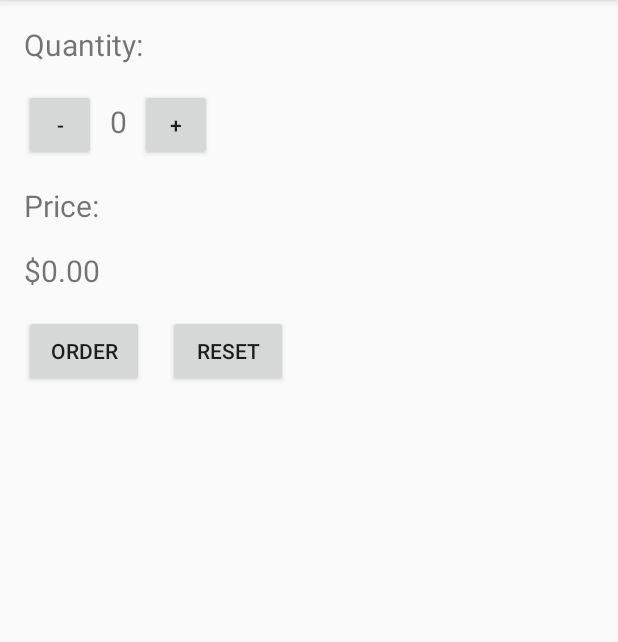
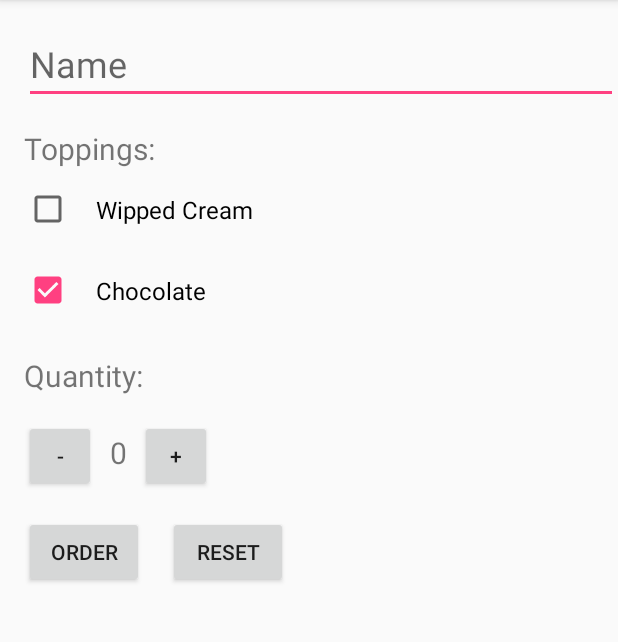
Before and after one commit to prnv28/CoffeeShop, an Android app: the screen it shows after launch (MainActivity), after a tap on "ORDER", on a phone screen of 412 x 824 dp, the part 84-726 px from its top. Run offline under Robolectric (Android 15) with nearby library versions, the phone set to English and light mode, and no system bars; 1 other tap on this screen came first.

Commit message:
app improvement commit

```diff
--- a/app/src/main/java/com/example/pranav/cofeeshop/MainActivity.java
+++ b/app/src/main/java/com/example/pranav/cofeeshop/MainActivity.java
@@ -1,9 +1,12 @@
 package com.example.pranav.cofeeshop;
 
 import android.content.Context;
+import android.content.Intent;
+import android.net.Uri;
 import android.support.v7.app.AppCompatActivity;
 import android.os.Bundle;
 import android.view.View;
+import android.widget.EditText;
 import android.widget.TextView;
 import android.widget.Toast;
 
@@ -12,6 +15,8 @@ import java.text.NumberFormat;
 public class MainActivity extends AppCompatActivity {
 
     int quantity=0;
+    boolean iswippedcream =false;
+    boolean ischocolate = false;
 
 
     @Override
@@ -20,6 +25,14 @@ public class MainActivity extends AppCompatActivity {
         setContentView(R.layout.activity_main);
     }
 
+    public void increment(View view) {
+        quantity+=1;
+        if(quantity>100){
+            quantity=100;
+            Toast.makeText(getApplicationContext(),"Quantity is too much!!!",Toast.LENGTH_SHORT).show();
+        }
+        display(quantity);
+    }
     public void decriment(View view) {
         quantity-=1;
         if(quantity<0) {
@@ -39,28 +52,55 @@ public class MainActivity extends AppCompatActivity {
 
     public void setorder(View view) {
         display(quantity);
-        displayprice(quantity*5);
+        EditText getstring =(EditText) findViewById(R.id.edit1);
+        String name = getstring.getText().toString();
+        String pricemessage = "Name : "+ name ;
+        pricemessage+="\n Wipped cream ? " + iswippedcream;
+        pricemessage+="\n chocolate ? " + ischocolate;
+        pricemessage+="\n price : " + calculateprice();
+        pricemessage+="\n Thankyou!!!";
+        String subject = "ORDER SUMMARY";
+
+        Intent mail = new Intent(Intent.ACTION_SENDTO);
+        mail.setData(Uri.parse(("mailto:")));
+        mail.putExtra(mail.EXTRA_TEXT,pricemessage);
+        mail.putExtra(mail.EXTRA_SUBJECT,subject);
+        if(mail.resolveActivity(getPackageManager()) != null){
+            startActivity(mail);
+        }
     }
 
-    private void displayprice(int i) {
-        TextView price=(TextView) findViewById(R.id.tex2);
-        price.setText(NumberFormat.getCurrencyInstance().format(i));
-
-    }
-
-    public void increment(View view) {
-        quantity+=1;
-        display(quantity);
+    private int calculateprice() {
+        int pricepercup = 5;
+        if(iswippedcream){
+            pricepercup+=1;
+        }
+        if(ischocolate){
+            pricepercup+=2;
+        }
+        return (quantity*pricepercup);
     }
 
     private void display(int i) {
         TextView quantitytext=(TextView) findViewById(R.id.text1);
         quantitytext.setText(""+i);
     }
+   /* private void displayprice(int i) {
+        TextView price=(TextView) findViewById(R.id.tex2);
+        price.setText(NumberFormat.getCurrencyInstance().format(i));
+
+    }*/
 
     public void reset(View view) {
         quantity=0;
         display(quantity);
-        displayprice(5*quantity);
+    }
+
+    public void iswippedcream(View view) {
+        iswippedcream=true;
+    }
+
+    public void ischocolate(View view) {
+        ischocolate=true;
     }
 }
--- a/app/src/main/res/layout/activity_main.xml
+++ b/app/src/main/res/layout/activity_main.xml
@@ -7,6 +7,44 @@
     android:orientation="vertical"
     tools:context="com.example.pranav.cofeeshop.MainActivity">
 
+    <EditText
+        android:id="@+id/edit1"
+        android:layout_width="match_parent"
+        android:layout_height="wrap_content"
+        android:layout_marginLeft="16dp"
+        android:layout_marginTop="16dp"
+        android:hint="Name"
+        android:inputType="textCapWords"
+        android:textSize="24sp" />
+
+    <TextView
+        android:layout_width="wrap_content"
+        android:layout_height="wrap_content"
+        android:layout_marginTop="16dp"
+        android:layout_marginLeft="16dp"
+        android:textSize="20sp"
+        android:text="Toppings:" />
+
+    <CheckBox
+        android:id="@+id/check"
+        android:layout_width="match_parent"
+        android:layout_height="wrap_content"
+        android:layout_marginLeft="16dp"
+        android:checked="false"
+        android:padding="16dp"
+        android:text="Wipped Cream"
+        android:onClick="iswippedcream"
+        android:textSize="16sp" />
+
+    <CheckBox
+        android:id="@+id/check1"
+        android:layout_width="match_parent"
+        android:layout_height="wrap_content"
+        android:layout_marginLeft="16dp"
+        android:textSize="16sp"
+        android:text="Chocolate"
+        android:onClick="ischocolate"
+        android:padding="16dp"/>
     <TextView
         android:layout_width="wrap_content"
         android:layout_height="wrap_content"
@@ -48,6 +86,7 @@
             android:text="+" />
 
     </LinearLayout>
+    <!--
         <TextView
             android:layout_width="wrap_content"
             android:layout_height="wrap_content"
@@ -63,6 +102,8 @@
             android:layout_marginTop="16dp"
             android:text="$0"
             android:textSize="20sp" />
+        -->
+
     <LinearLayout
         android:layout_width="wrap_content"
         android:layout_height="wrap_content"
```
Lines whose indentation alone changed are shown as unchanged.
